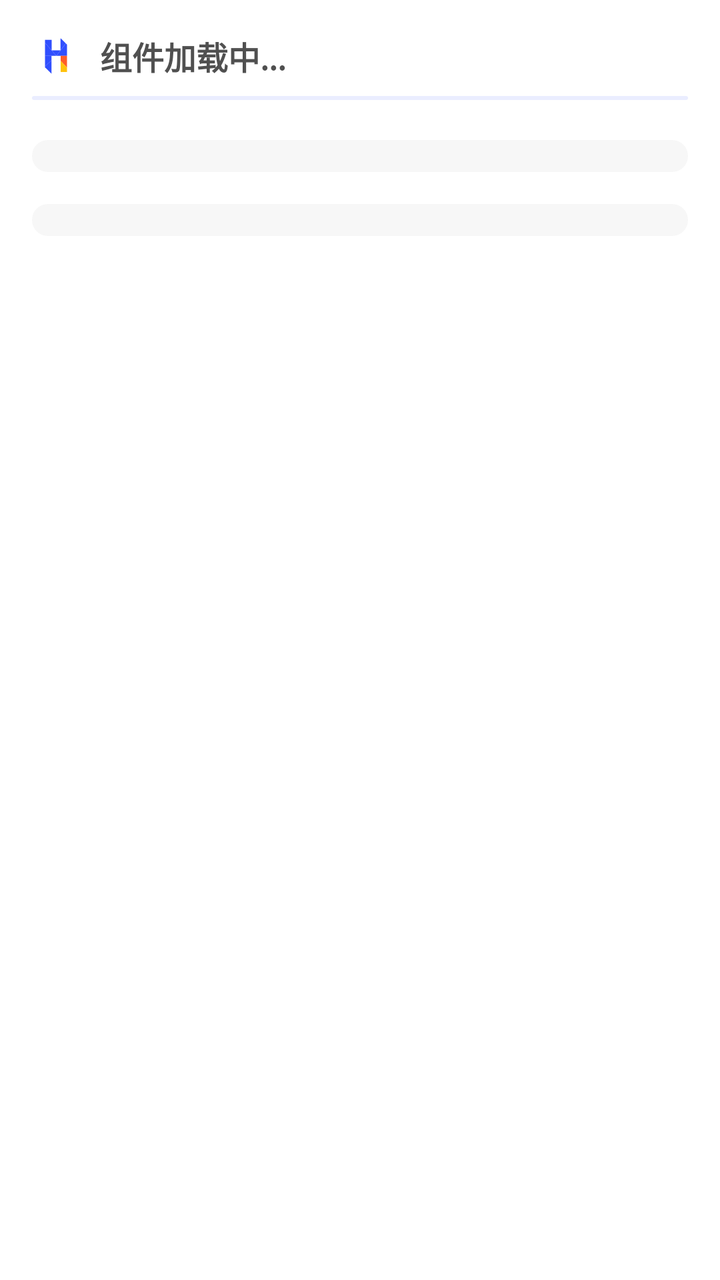
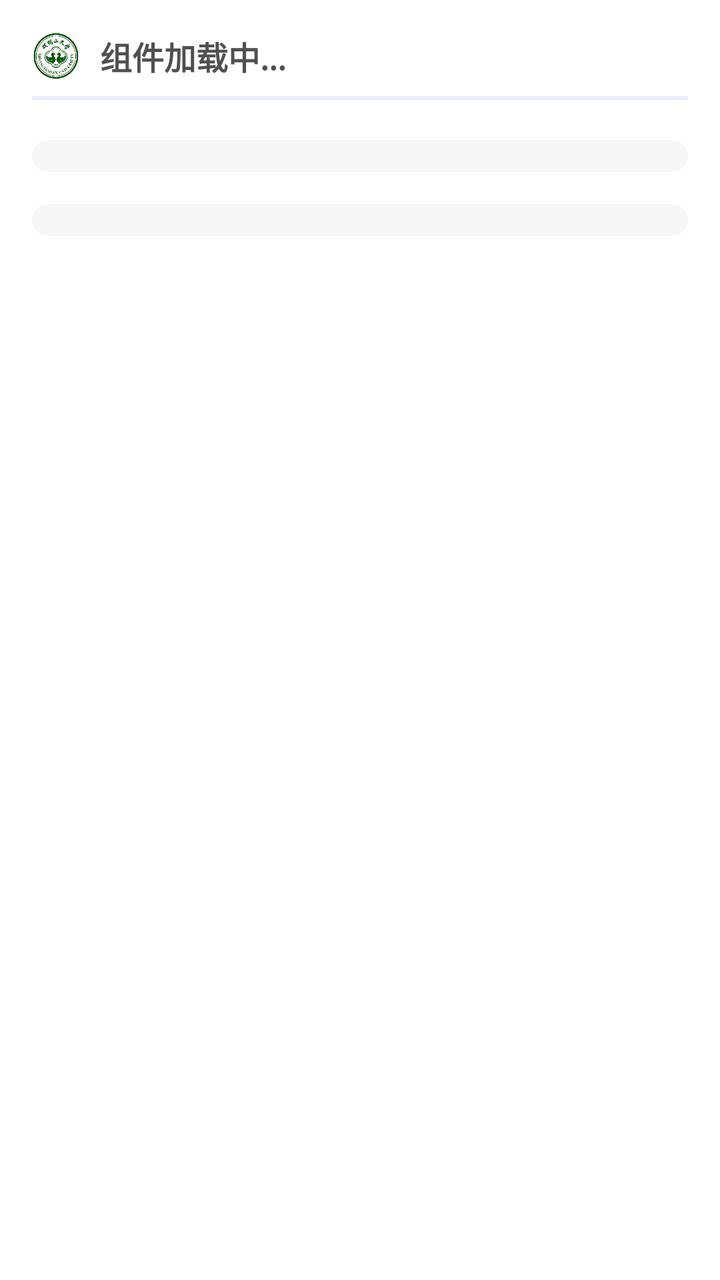

An Android layout rendered at two revisions. The XML below is the earlier revision; the diff shows what the commit changed to produce the second picture.
<!-- AndroidManifest.xml: application theme AppTheme -->
<!-- res/layout/widget_today_loading.xml -->
<FrameLayout xmlns:android="http://schemas.android.com/apk/res/android"
    android:layout_width="match_parent"
    android:layout_height="match_parent">

    <LinearLayout
        android:layout_width="match_parent"
        android:layout_height="wrap_content"
        android:background="@drawable/widget_today_background"
        android:orientation="vertical"
        android:paddingBottom="4dp">

        <LinearLayout
            android:layout_width="match_parent"
            android:layout_height="48dp"
            android:gravity="center"
            android:orientation="horizontal"
            android:paddingStart="8dp"
            android:paddingTop="8dp"
            android:paddingEnd="8dp">

            <ImageView
                android:id="@+id/logo"
                android:layout_width="24dp"
                android:layout_height="24dp"
                android:layout_margin="8dp"
                android:background="@drawable/logo" />

            <TextView
                android:layout_width="wrap_content"
                android:layout_height="wrap_content"
                android:layout_marginStart="2dp"
                android:layout_marginEnd="8dp"
                android:text="@string/widget_loading"
                android:textColor="#505050"
                android:textSize="16sp"
                android:textStyle="bold" />

            <TextView
                android:id="@+id/tv_title"
                android:layout_width="match_parent"
                android:layout_height="wrap_content"
                android:layout_weight="1"
                android:textColor="#505050"
                android:textSize="16sp"
                android:textStyle="bold" />


        </LinearLayout>

        <ImageView
            android:layout_width="match_parent"
            android:layout_height="2dp"
            android:layout_marginStart="16dp"
            android:layout_marginEnd="16dp"
            android:layout_marginBottom="4dp"
            android:background="@drawable/widget_rounded_divider" />

        <ImageView
            android:id="@+id/imageView7"
            android:layout_width="match_parent"
            android:layout_height="16dp"
            android:layout_marginStart="16dp"
            android:layout_marginTop="16dp"
            android:layout_marginEnd="16dp"
            android:background="@drawable/widget_placeholder_list" />

        <ImageView
            android:id="@+id/imageView11"
            android:layout_width="match_parent"
            android:layout_height="16dp"
            android:layout_marginStart="16dp"
            android:layout_marginTop="16dp"
            android:layout_marginEnd="16dp"
            android:layout_marginBottom="16dp"
            android:background="@drawable/widget_placeholder_list" />


    </LinearLayout>

</FrameLayout>
<!-- resources referenced by this layout -->
<resources>
  <!-- drawable logo: vector/xml drawable (drawable, 3264 chars, omitted) -->
  <!-- drawable widget_placeholder_list (drawable) -->
  <?xml version="1.0" encoding="utf-8"?>
  <shape xmlns:android="http://schemas.android.com/apk/res/android"
     >
      <corners android:radius="8dp" />
      <solid android:color="#F7F7F7" />
  
  </shape>
  <!-- drawable widget_rounded_divider (drawable) -->
  <?xml version="1.0" encoding="utf-8"?>
  <shape xmlns:android="http://schemas.android.com/apk/res/android">
      <corners android:radius="2.5dp" />
      <solid android:color="#1a304ffe" />
  
  </shape>
  <!-- drawable widget_today_background (drawable) -->
  <?xml version="1.0" encoding="utf-8"?>
  <shape xmlns:android="http://schemas.android.com/apk/res/android"
      android:shape="rectangle">
  
      <solid android:color="?android:attr/colorBackground"/>
      <corners
          android:topLeftRadius="16dp"
          android:topRightRadius="16dp"
          android:bottomLeftRadius="16dp"
          android:bottomRightRadius="16dp"/>
  </shape>
  <string name="widget_loading">组件加载中...</string>
  <style name="AppTheme" parent="Theme.MaterialComponents.DayNight.NoActionBar">
          
          <item name="colorPrimary">@color/cruel_summer_primary</item>
          <item name="colorPrimaryVariant">@color/cruel_summer_primary</item>
          <item name="colorOnPrimary">@color/white</item>
          
          <item name="colorFade">#736dfe</item>
          <item name="colorPrimaryDisabled">@color/cruel_summer_primary_disabled</item>
          <item name="colorSecondary">@color/cruel_summer_primary</item>
          <item name="colorSecondaryVariant">@color/cruel_summer_primary</item>
          <item name="colorOnSecondary">@color/black</item>
          <item name="backgroundColorBar">#70e7e7f2</item>
          
          <item name="android:statusBarColor">#00000000</item>
          
          
          <item name="backgroundColorBottom">#F6F7Fa</item>
          <item name="backgroundColorBottomAsTint">#CFFFFFFF</item>
          <item name="backgroundColorSecond">#FFFFFF</item>
          <item name="backgroundColorSecondAsTint">#CFFAFAFA</item>
          <item name="textColorPrimary">#FF000000</item>
          <item name="textColorSecondary">#FF808080</item>
          <item name="colorControlDisabled">#FFE0E0E0</item>
          <item name="backgroundIconColorBottom">#11304ffe</item>
  
          
          <item name="android:windowLightStatusBar">true</item>
      </style>
  <color name="cruel_summer_primary">#00693E</color>
  <color name="white">#FFFFFFFF</color>
  <color name="cruel_summer_primary_disabled">#bfd4c9</color>
  <color name="black">#FF000000</color>
</resources>

<!-- the commit's change to res/layout/widget_today_loading.xml (unified diff, before → after) -->
@@ -23,7 +23,7 @@
                 android:layout_width="24dp"
                 android:layout_height="24dp"
                 android:layout_margin="8dp"
-                android:background="@drawable/logo" />
+                android:background="@drawable/logo_yixian" />
 
             <TextView
                 android:layout_width="wrap_content"
<!-- resource entries referenced after the edit -->
@@ -1,6 +1,6 @@
 <!-- resources referenced by this layout -->
 <resources>
-  <!-- drawable logo: vector/xml drawable (drawable, 3264 chars, omitted) -->
+  <!-- drawable logo_yixian: png bitmap (drawable-nodpi, 145073 bytes) -->
   <!-- drawable widget_placeholder_list (drawable) -->
   <?xml version="1.0" encoding="utf-8"?>
   <shape xmlns:android="http://schemas.android.com/apk/res/android"
